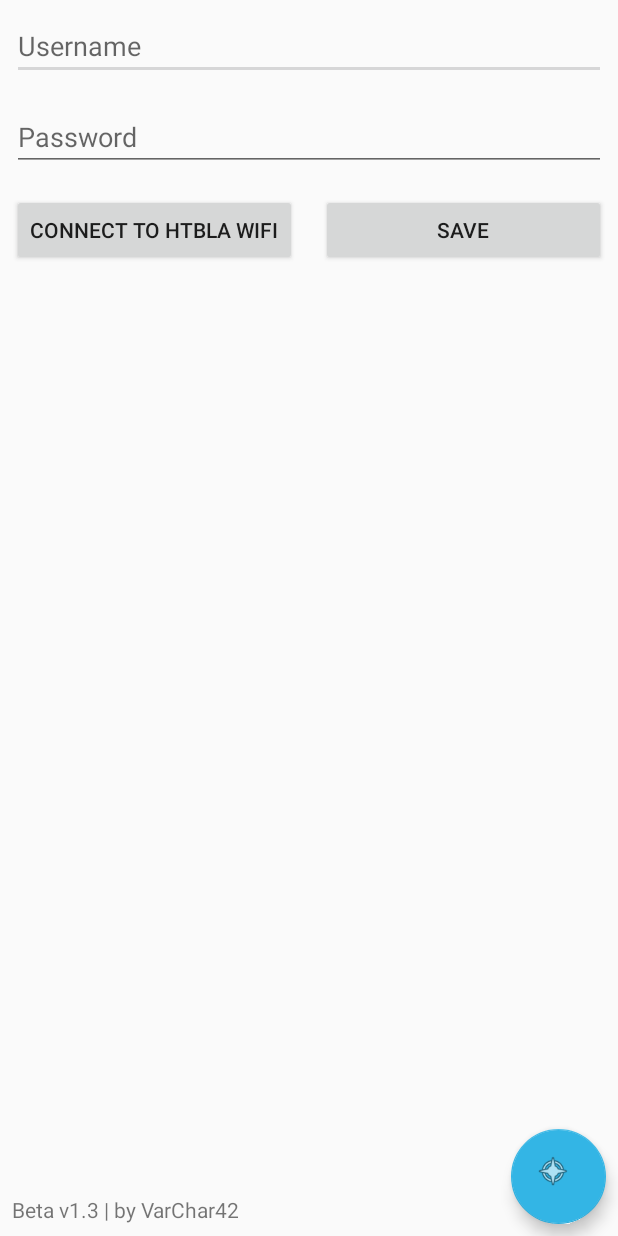
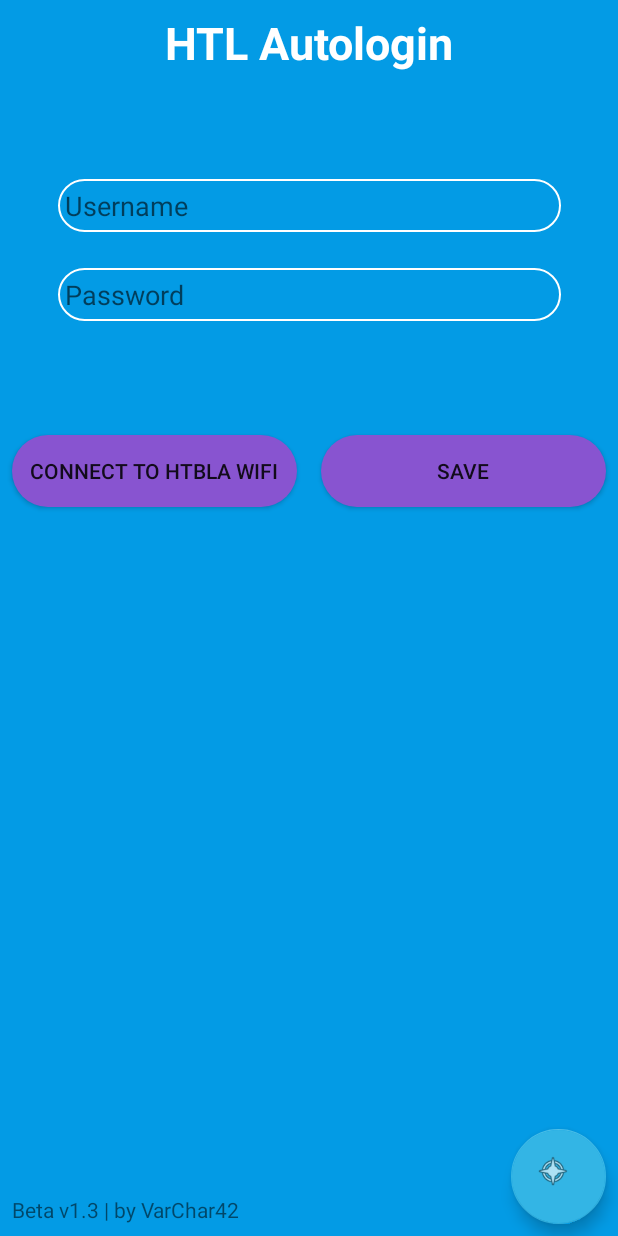
Before and after one commit to Klausmd5/HTL_AutoLogin-Android, an Android app: the screen it shows after launch (MainActivity), after a tap on "CONNECT TO HTBLA WIFI", on a phone screen of 412 x 824 dp. Run offline under Robolectric (Android 15) with nearby library versions, the phone set to English and light mode, and no system bars; 1 other tap on this screen came first.

Commit message:
Fixed Styles

```diff
--- a/app/src/main/java/me/varchar42/autologin/MainActivity.java
+++ b/app/src/main/java/me/varchar42/autologin/MainActivity.java
@@ -63,7 +63,8 @@ public class MainActivity extends AppCompatActivity implements ResponseReceiver
                 editor.putString("user", inUsername.getText().toString());
                 editor.putString("pw", inPassword.getText().toString());
                 editor.apply();
-                Toast.makeText(getBaseContext(), "Data saved!!", Toast.LENGTH_LONG).show();
+                //Toast.makeText(getBaseContext(), "Data saved!!", Toast.LENGTH_LONG).show();
+                Snackbars.Snackbar(view, "Data saved!", "#00D89B");
 
 
 
@@ -79,12 +80,14 @@ public class MainActivity extends AppCompatActivity implements ResponseReceiver
             public void onClick(View view) {
                 if(toast != null) toast.cancel();
                 if(connecting) {
-                    toast = Toast.makeText(main, "Be patient!", Toast.LENGTH_LONG);
-                    toast.show();
+                    //toast = Toast.makeText(main, "Be patient!", Toast.LENGTH_LONG);
+                    //toast.show();
+                    Snackbars.Snackbar(view, "Be patient!", "#fc5c65");
                     return;
                 }
-                toast = Toast.makeText(main, "Sending request!", Toast.LENGTH_LONG);
-                toast.show();
+                //toast = Toast.makeText(main, "Sending request!", Toast.LENGTH_LONG);
+                //toast.show();
+                Snackbars.Snackbar(view, "Sending request..", "#7b7b7b");
                 connecting = true;
                 LoginPost.send(inUsername.getText().toString(), inPassword.getText().toString(), main);
 
@@ -114,8 +117,9 @@ public class MainActivity extends AppCompatActivity implements ResponseReceiver
 
                         wifiManager.reconnect();
                         if(toast != null) toast.cancel();
-                        toast = Toast.makeText(main, "Connecting to "+i.SSID+"...", Toast.LENGTH_LONG);
-                        toast.show();
+                        //toast = Toast.makeText(main, "Connecting to "+i.SSID+"...", Toast.LENGTH_LONG);
+                        //toast.show();
+                        Snackbars.Snackbar(view, "Connecting to "+i.SSID+"...", "#7b7b7b");
 
 
                         break;
--- /dev/null
+++ b/app/src/main/java/me/varchar42/autologin/Snackbars.java
@@ -0,0 +1,20 @@
+package me.varchar42.autologin;
+
+import android.graphics.Color;
+import android.support.design.widget.Snackbar;
+import android.view.View;
+
+public class Snackbars {
+
+    public static void Snackbar(View view, String txt, String color) {
+
+        Snackbar snackbar;
+        snackbar = Snackbar.make(view, txt, Snackbar.LENGTH_SHORT);
+        View snackBarView = snackbar.getView();
+        snackBarView.setBackgroundColor(Color.parseColor(color));
+        snackbar.show();
+
+        return;
+    }
+
+}
--- /dev/null
+++ b/app/src/main/res/drawable/buttonstyleclicked.xml
@@ -0,0 +1,8 @@
+<?xml version="1.0" encoding="utf-8"?>
+<shape xmlns:android="http://schemas.android.com/apk/res/android">
+
+    <solid android:color="#63ccff" />
+    <corners
+        android:radius="25dp" />
+
+</shape>
--- /dev/null
+++ b/app/src/main/res/drawable/buttonstylenormal.xml
@@ -0,0 +1,8 @@
+<?xml version="1.0" encoding="utf-8"?>
+<shape xmlns:android="http://schemas.android.com/apk/res/android">
+
+    <solid android:color="#8854d0" />
+    <corners
+        android:radius="25dp" />
+
+</shape>
--- /dev/null
+++ b/app/src/main/res/drawable/buttonstyleselector.xml
@@ -0,0 +1,7 @@
+<?xml version="1.0" encoding="utf-8"?>
+<selector xmlns:android="http://schemas.android.com/apk/res/android">
+
+    <item android:drawable="@drawable/buttonstylenormal" />
+    <item android:drawable="@drawable/buttonstyleclicked" android:state_pressed="true" />
+
+</selector>
--- /dev/null
+++ b/app/src/main/res/drawable/inputfield.xml
@@ -0,0 +1,10 @@
+<?xml version="1.0" encoding="utf-8"?>
+<shape xmlns:android="http://schemas.android.com/apk/res/android">
+
+    <stroke android:width="1dp" android:color="#fff" />
+    <padding android:left="5dp" />
+
+    <corners
+        android:radius="25dp" />
+
+</shape>
--- a/app/src/main/res/layout/activity_main.xml
+++ b/app/src/main/res/layout/activity_main.xml
@@ -4,30 +4,33 @@
     xmlns:tools="http://schemas.android.com/tools"
     android:layout_width="match_parent"
     android:layout_height="match_parent"
+    android:background="@color/prime_rework"
     tools:context="me.varchar42.autologin.MainActivity">
 
     <EditText
         android:id="@+id/inUsername"
-        android:layout_width="0dp"
-        android:layout_height="wrap_content"
+        android:layout_width="335dp"
+        android:layout_height="35dp"
         android:layout_marginStart="8dp"
-        android:layout_marginTop="8dp"
+        android:layout_marginTop="72dp"
         android:layout_marginEnd="8dp"
+        android:background="@drawable/inputfield"
         android:contentDescription="Username"
         android:ems="10"
         android:hint="Username"
         android:inputType="textPersonName"
         app:layout_constraintEnd_toEndOf="parent"
         app:layout_constraintStart_toStartOf="parent"
-        app:layout_constraintTop_toTopOf="parent" />
+        app:layout_constraintTop_toBottomOf="@+id/textView2" />
 
     <EditText
         android:id="@+id/inPassword"
-        android:layout_width="0dp"
-        android:layout_height="wrap_content"
+        android:layout_width="335dp"
+        android:layout_height="35dp"
         android:layout_marginStart="8dp"
-        android:layout_marginTop="15dp"
+        android:layout_marginTop="24dp"
         android:layout_marginEnd="8dp"
+        android:background="@drawable/inputfield"
         android:contentDescription="Password"
         android:ems="10"
         android:hint="Password"
@@ -41,8 +44,9 @@
         android:layout_width="0dp"
         android:layout_height="wrap_content"
         android:layout_marginStart="8dp"
-        android:layout_marginTop="15dp"
+        android:layout_marginTop="76dp"
         android:layout_marginEnd="8dp"
+        android:background="@drawable/buttonstyleselector"
         android:text="Save"
         app:layout_constraintEnd_toEndOf="parent"
         app:layout_constraintStart_toEndOf="@+id/connectWifi"
@@ -75,12 +79,29 @@
         android:layout_width="0dp"
         android:layout_height="wrap_content"
         android:layout_marginStart="8dp"
-        android:layout_marginTop="15dp"
+        android:layout_marginTop="76dp"
         android:layout_marginEnd="8dp"
+        android:background="@drawable/buttonstyleselector"
         android:text="Connect to HTBLA Wifi"
         app:layout_constraintEnd_toStartOf="@+id/savebutton"
         app:layout_constraintHorizontal_bias="0.0"
         app:layout_constraintStart_toStartOf="parent"
         app:layout_constraintTop_toBottomOf="@+id/inPassword" />
 
+    <TextView
+        android:id="@+id/textView2"
+        android:layout_width="345dp"
+        android:layout_height="39dp"
+        android:layout_marginStart="8dp"
+        android:layout_marginTop="8dp"
+        android:layout_marginEnd="8dp"
+        android:text="HTL Autologin"
+        android:textAlignment="center"
+        android:textColor="#fff"
+        android:textSize="30sp"
+        android:textStyle="bold"
+        app:layout_constraintEnd_toEndOf="parent"
+        app:layout_constraintStart_toStartOf="parent"
+        app:layout_constraintTop_toTopOf="parent" />
+
 </android.support.constraint.ConstraintLayout>
```
Also changed, not shown: app/src/main/res/values/colors.xml (+30 -2 lines).
